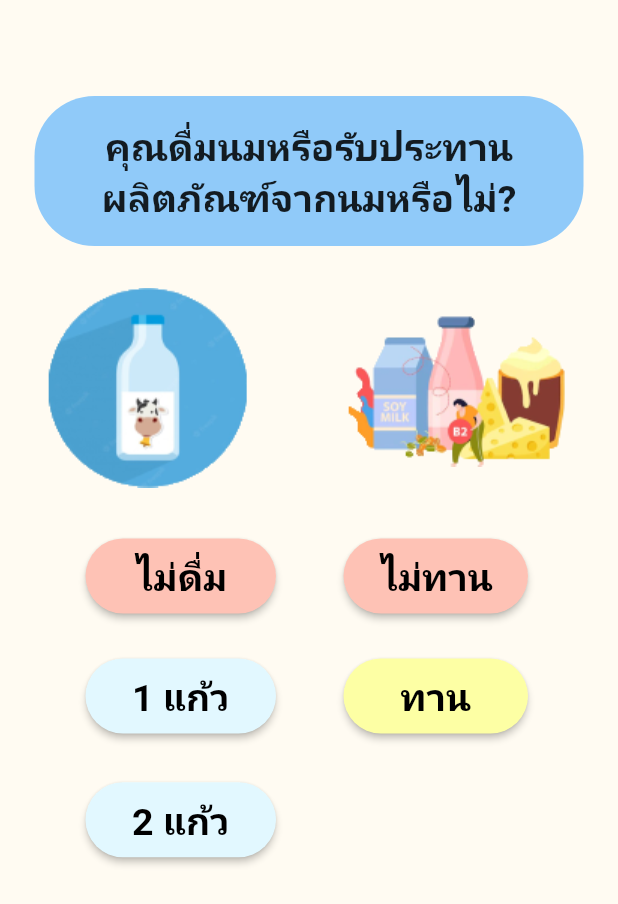
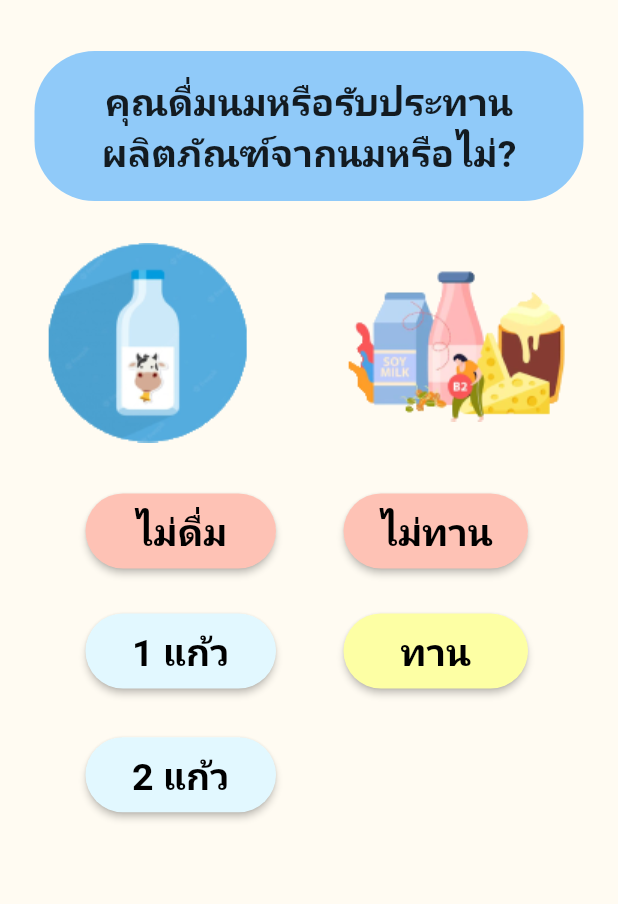
Before and after one commit to AINutritionProject/KinDeeUDee, a Flutter app: the MilkPage screen opened directly with empty values, on a phone screen of 412 x 824 dp. Shown: the top 904 px of the screen. Run offline on Flutter 3.47's test engine with Material 2 defaults, Android fonts, the phone set to English and light mode, and no system bars; our stand-ins replace camera, cloud_firestore, csv, dotted_border, firebase_auth, firebase_core and 6 more; accounts and stored records are empty.

Commit message:
fix milk.dart safearea

```diff
--- a/lib/pages/information/milk.dart
+++ b/lib/pages/information/milk.dart
@@ -29,8 +29,7 @@ class _MilkPageState extends State<MilkPage> {
   Widget build(BuildContext context) {
     return Scaffold(
         backgroundColor: const Color.fromRGBO(255, 251, 242, 1),
-        body: Padding(
-          padding: const EdgeInsets.only(top: 30.0),
+        body: SafeArea(
           child: SingleChildScrollView(
             child: Column(
               children: [
```
